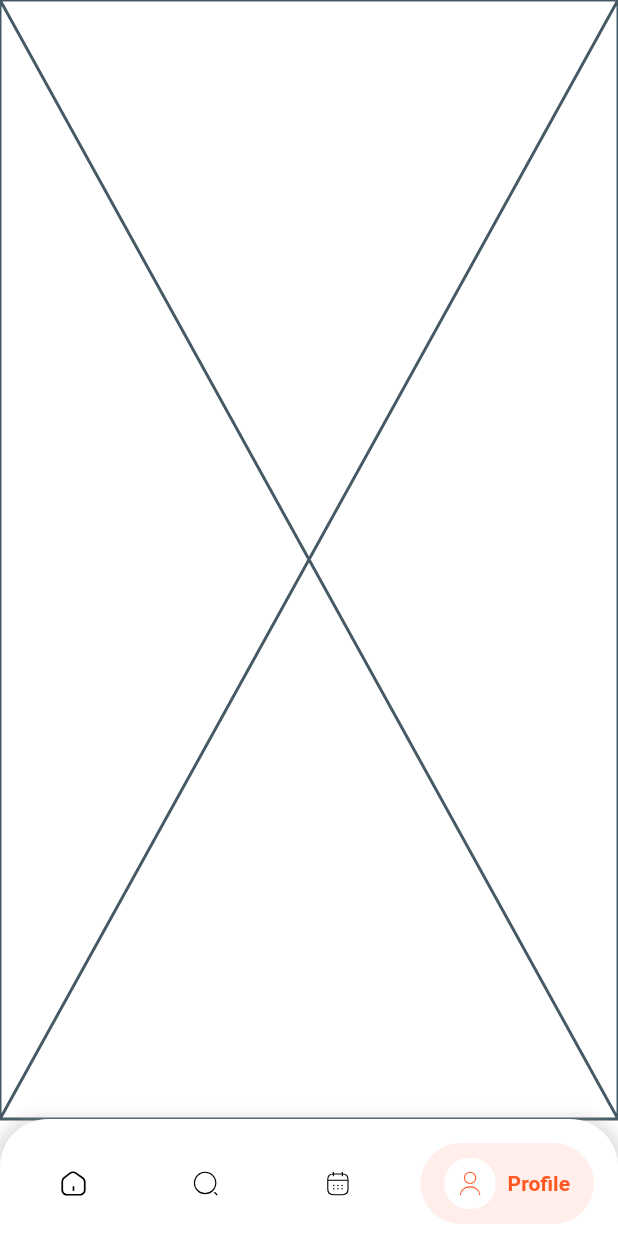
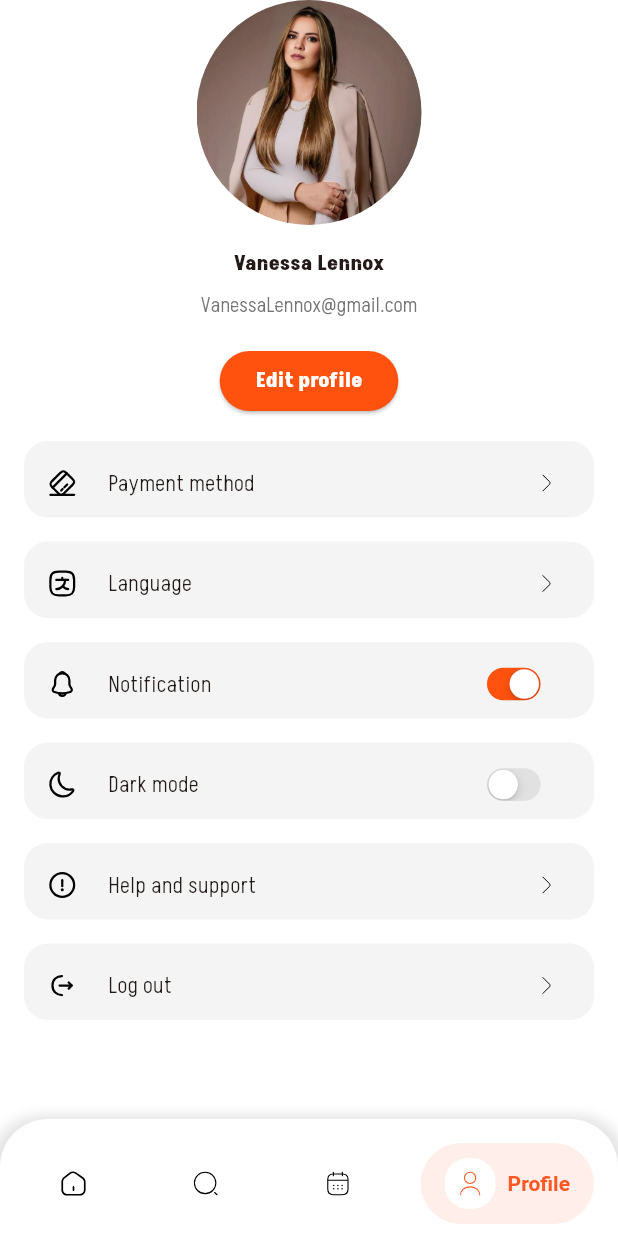
Before and after one commit to Kingjohneycodey/barber_shop_app, a Flutter app: the screen it shows after launch, item 4 of the bottom bar chosen, on a phone screen of 412 x 824 dp. Run offline on Flutter 3.47's test engine with Material 3 defaults, Android fonts, the phone set to English and light mode, and no system bars; drawn by our look-alikes of salomon_bottom_bar; our stand-ins replace flutter_svg.

Commit message:
worked on the profile page

```diff
--- a/lib/features/home_feature/presentation/widgets/tabs/profile_tab.dart
+++ b/lib/features/home_feature/presentation/widgets/tabs/profile_tab.dart
@@ -1,15 +1,86 @@
-import 'package:flutter/material.dart';
+import 'package:barber_shop/core/gen/assets.gen.dart';
+import 'package:barber_shop/core/gen/fonts.gen.dart';
+import 'package:barber_shop/core/theme/colors.dart';
+import 'package:barber_shop/core/theme/dimens.dart';
+import 'package:barber_shop/core/widgets/app_elevated_button.dart';
+import 'package:barber_shop/core/widgets/app_light_text.dart';
+import 'package:barber_shop/core/widgets/app_list_tile.dart';
+import 'package:barber_shop/core/widgets/user_profile_image_widget.dart';
+import 'package:flutter/cupertino.dart';
 
-class ProfileTab extends StatefulWidget {
+class ProfileTab extends StatelessWidget {
   const ProfileTab({super.key});
 
   @override
-  State<ProfileTab> createState() => _ProfileTabState();
-}
-
-class _ProfileTabState extends State<ProfileTab> {
-  @override
   Widget build(BuildContext context) {
-    return const Placeholder();
+    return SingleChildScrollView(
+      child: Column(
+        spacing: Dimens.largePadding,
+        crossAxisAlignment: CrossAxisAlignment.center,
+        children: [
+          UserProfileImageWidget(width: 150, height: 150),
+          Column(
+            spacing: Dimens.padding,
+            children: [
+              Text(
+                'Vanessa Lennox',
+                style: TextStyle(
+                  fontSize: 14,
+                  fontFamily: FontFamily.aksharBold,
+                ),
+              ),
+              AppLightText('VanessaLennox@gmail.com'),
+            ],
+          ),
+          AppElevatedButton(title: 'Edit profile', onPressed: () {}),
+          AppListTile(
+            onTap: () {},
+            title: 'Payment method',
+            leadingIconPath: Assets.icons.cardPos,
+          ),
+          AppListTile(
+            onTap: () {},
+            title: 'Language',
+            leadingIconPath: Assets.icons.language,
+          ),
+          AppListTile(
+            onTap: () {},
+            title: 'Notification',
+            leadingIconPath: Assets.icons.notification,
+            trailing: Transform.scale(
+              scale: 0.7,
+              child: CupertinoSwitch(
+                value: true,
+                onChanged: (final value) {},
+                activeTrackColor: AppColors.primaryColor,
+              ),
+            ),
+          ),
+          AppListTile(
+            onTap: () {},
+            title: 'Dark mode',
+            leadingIconPath: Assets.icons.moon,
+            trailing: Transform.scale(
+              scale: 0.7,
+              child: CupertinoSwitch(
+                value: false,
+                onChanged: (final value) {},
+                activeTrackColor: AppColors.primaryColor,
+              ),
+            ),
+          ),
+          AppListTile(
+            onTap: () {},
+            title: 'Help and support',
+            leadingIconPath: Assets.icons.info,
+          ),
+          AppListTile(
+            onTap: () {},
+            title: 'Log out',
+            leadingIconPath: Assets.icons.logout,
+          ),
+        ],
+      ),
+    );
   }
 }
```
